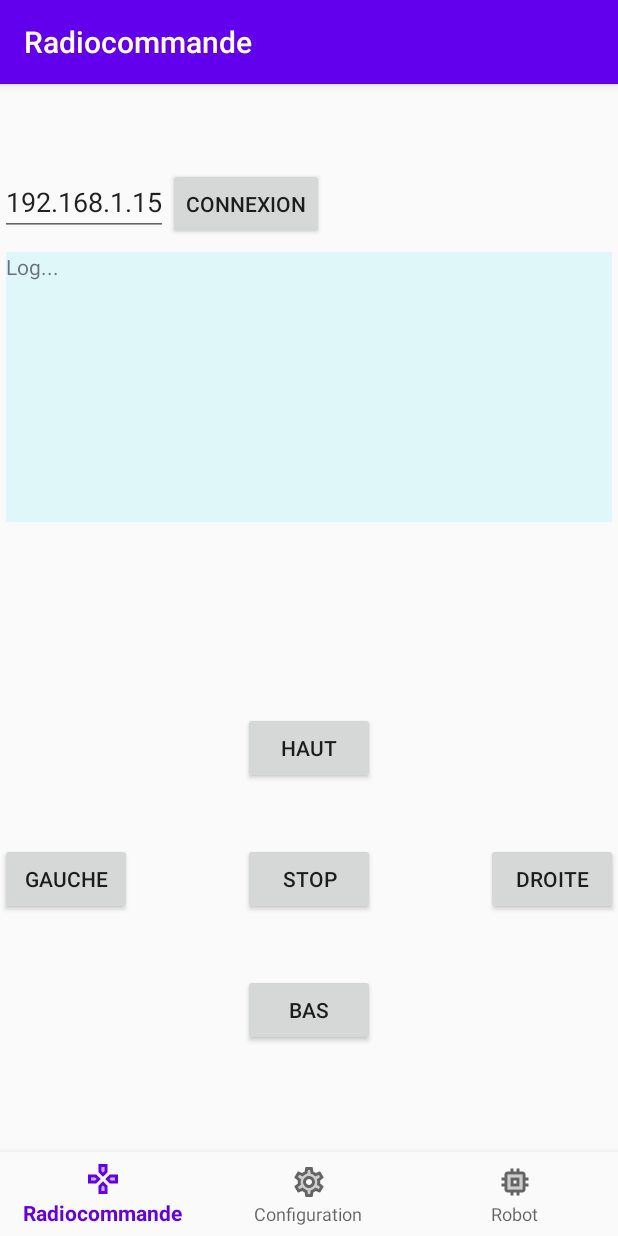
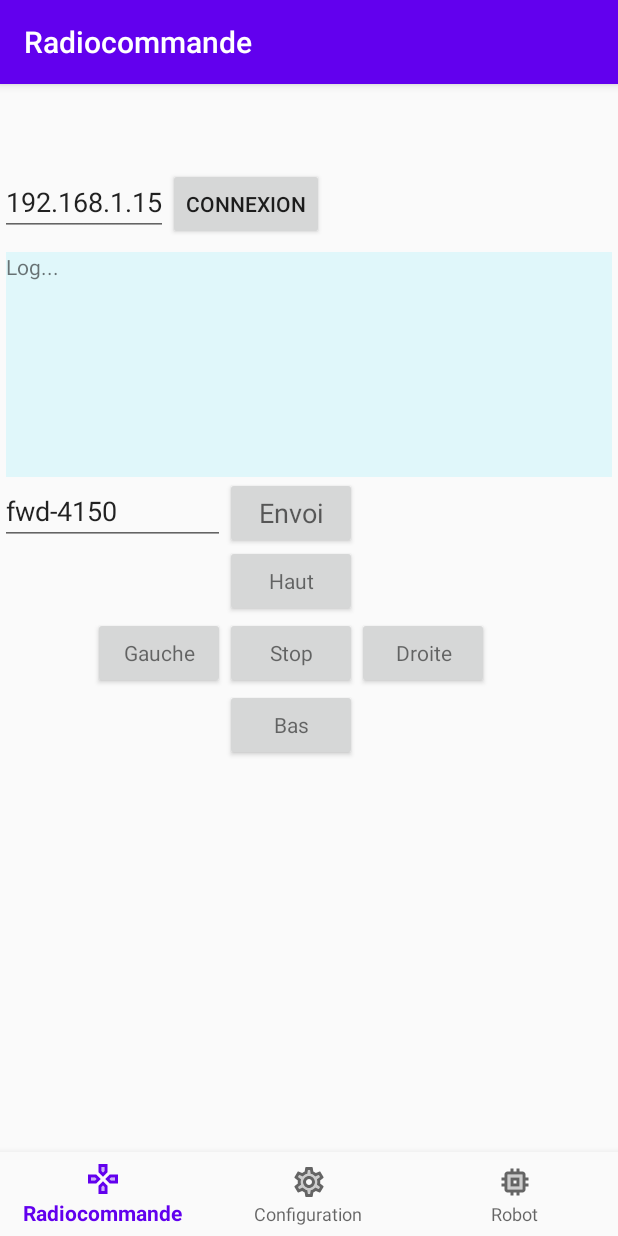
Before and after one commit to aduanra/robot-com, an Android app: the screen it shows after launch (MainActivity), on a phone screen of 412 x 824 dp. Run offline under Robolectric (Android 15) with nearby library versions, the phone set to English and light mode, and no system bars; our stand-ins replace navigation-ui; libraries missing offline, so code that uses them is left out: org.slf4j.

Commit message:
Layout relatif pour RC + ajout champ libre pour envoi de commandes + lib usbserial

```diff
--- a/app/build.gradle
+++ b/app/build.gradle
@@ -39,7 +39,7 @@ android {
 }
 
 dependencies {
-    implementation fileTree(dir: 'libs', include: ['*.jar'])
+    implementation fileTree(include: ['*.jar'], dir: 'libs')
     implementation "org.jetbrains.kotlin:kotlin-stdlib-jdk7:$kotlin_version"
     implementation 'androidx.appcompat:appcompat:1.1.0'
     implementation 'androidx.core:core-ktx:1.2.0'
@@ -52,8 +52,8 @@ dependencies {
     implementation 'androidx.navigation:navigation-ui-ktx:2.2.2'
     implementation 'org.apache.mina:mina-core:2.1.3'
     implementation 'ch.qos.logback:logback-classic:1.2.3'
-
     testImplementation 'junit:junit:4.13'
     androidTestImplementation 'androidx.test.ext:junit:1.1.1'
     androidTestImplementation 'androidx.test.espresso:espresso-core:3.2.0'
+    implementation files('libs/usbserial.jar')
 }
--- a/app/src/main/java/fr/atech/robotcom/ui/radiocommande/RadioCommandeFragment.java
+++ b/app/src/main/java/fr/atech/robotcom/ui/radiocommande/RadioCommandeFragment.java
@@ -39,6 +39,10 @@ public class RadioCommandeFragment extends Fragment {
     private Button stopButton;
     private View.OnClickListener stopButtonOnClickListener = v -> stopButtonClicked();
 
+    private Button sendButton;
+    private View.OnClickListener sendButtonOnClickListener = v -> sendButtonClicked();
+    private EditText commandEditText;
+
     private View view;
 
     public View onCreateView(@NonNull LayoutInflater inflater,
@@ -52,13 +56,17 @@ public class RadioCommandeFragment extends Fragment {
         view = inflater.inflate(R.layout.fragment_radiocommande, container, false);
 
         // Connexion
-        connectButton =  (Button) view.findViewById(R.id.button_rc_connect);
+        connectButton =  view.findViewById(R.id.button_rc_connect);
         connectButton.setOnClickListener(connectButtonOnClickListener);
-        hostnameEditText = (EditText) view.findViewById(R.id.editText_rc_hostname);
+        hostnameEditText = view.findViewById(R.id.editText_rc_hostname);
 
         // Commandes
-        stopButton = (Button) view.findViewById(R.id.button_rc_stop);
+        stopButton = view.findViewById(R.id.button_rc_stop);
         stopButton.setOnClickListener(stopButtonOnClickListener);
+
+        sendButton = view.findViewById(R.id.button_rc_send);
+        sendButton.setOnClickListener(sendButtonOnClickListener);
+        commandEditText = view.findViewById(R.id.editText_rc_command);
 
         // Log
         initLogDisplay();
@@ -69,6 +77,10 @@ public class RadioCommandeFragment extends Fragment {
 
     private void stopButtonClicked() {
         radioCommandeViewModel.sendCommand("stop");
+    }
+
+    private void sendButtonClicked() {
+        radioCommandeViewModel.sendCommand(commandEditText.getText().toString());
     }
 
     private void connectButtonClicked() {
--- a/app/src/main/java/fr/atech/robotcom/ui/radiocommande/RadioCommandeViewModel.java
+++ b/app/src/main/java/fr/atech/robotcom/ui/radiocommande/RadioCommandeViewModel.java
@@ -53,7 +53,7 @@ public class RadioCommandeViewModel extends ViewModel implements Loggable {
 
     // Envoie une commmande au serveur
     public void sendCommand(final String command){
-        client.sendMessage(command);
+        client.sendMessage(command.trim());
     }
 
     public LiveData<String> getLogContent() {
--- a/app/src/main/res/layout/fragment_radiocommande.xml
+++ b/app/src/main/res/layout/fragment_radiocommande.xml
@@ -1,5 +1,5 @@
 <?xml version="1.0" encoding="utf-8"?>
-<androidx.constraintlayout.widget.ConstraintLayout
+<RelativeLayout
         xmlns:android="http://schemas.android.com/apk/res/android"
         xmlns:app="http://schemas.android.com/apk/res-auto"
         xmlns:tools="http://schemas.android.com/tools"
@@ -18,10 +18,6 @@
         android:text="@string/hostname"
 
         android:inputType="text"
-
-        app:layout_constraintRight_toLeftOf="@+id/button_rc_connect"
-        app:layout_constraintTop_toTopOf="parent"
-
         />
 
     <Button
@@ -30,34 +26,29 @@
         android:layout_width="wrap_content"
         android:layout_height="wrap_content"
 
-        app:layout_constraintTop_toTopOf="parent"
-        app:layout_constraintStart_toEndOf="@+id/editText_rc_hostname"
+        android:layout_toRightOf="@id/editText_rc_hostname"
         />
 
     <ScrollView
         android:id="@+id/scroller_rc_log"
         android:layout_width="fill_parent"
-        android:layout_height="180dp"
+        android:layout_height="150dp"
 
+        android:layout_below="@+id/button_rc_connect"
         android:layout_marginStart="4dp"
         android:layout_marginTop="8dp"
+
         android:layout_marginEnd="4dp"
 
         android:background="#E0F7FA"
-
         android:clipToPadding="false"
         android:fadeScrollbars="false"
+
         android:fillViewport="true"
-
         android:scrollbarAlwaysDrawVerticalTrack="true"
         android:scrollbarStyle="insideOverlay"
-        android:scrollbars="vertical"
 
-        app:layout_constraintTop_toBottomOf="@+id/button_rc_connect"
-
-        app:layout_constraintEnd_toEndOf="parent"
-        app:layout_constraintStart_toStartOf="parent"
-        >
+        android:scrollbars="vertical">
 
         <TextView
             android:id="@+id/text_radiocommande_log"
@@ -70,83 +61,86 @@
             />
     </ScrollView>
 
+    <EditText
+        android:id="@+id/editText_rc_command"
+        android:layout_width="150dp"
+        android:layout_height="wrap_content"
+
+        android:layout_below="@+id/scroller_rc_log"
+
+        android:inputType="text"
+
+        android:text="fwd-4150" />
+
+    <Button
+        android:id="@+id/button_rc_send"
+        android:layout_width="wrap_content"
+        android:layout_height="wrap_content"
+        android:layout_below="@+id/scroller_rc_log"
+
+        android:layout_toRightOf="@+id/editText_rc_command"
+        android:text="@string/envoi"
+        android:textAppearance="@style/TextAppearance.AppCompat.Medium" />
 
 
     <Button
         android:id="@+id/button_rc_haut"
-            android:text="@string/haut"
         android:layout_width="wrap_content"
         android:layout_height="wrap_content"
+        android:text="@string/haut"
 
-            app:layout_constraintTop_toBottomOf="@+id/scroller_rc_log"
-            app:layout_constraintBottom_toTopOf="@+id/button_rc_bas"
+        android:textAppearance="@style/TextAppearance.AppCompat.Small"
 
-            app:layout_constraintStart_toStartOf="parent"
-            app:layout_constraintEnd_toEndOf="parent"
-
+        android:layout_toRightOf="@+id/editText_rc_command"
+        android:layout_below="@+id/editText_rc_command"
         />
 
     <Button
         android:id="@+id/button_rc_gauche"
-            android:text="@string/gauche"
         android:layout_width="wrap_content"
         android:layout_height="wrap_content"
+        android:text="@string/gauche"
 
-            app:layout_constraintTop_toBottomOf="@+id/button_rc_haut"
-            app:layout_constraintBottom_toTopOf="@+id/button_rc_bas"
+        android:textAppearance="@style/TextAppearance.AppCompat.Small"
 
-            app:layout_constraintRight_toLeftOf="@+id/button_rc_stop"
-
-            app:layout_constraintStart_toStartOf="parent"
-
-            app:layout_constraintHorizontal_bias="0.0"/>
+        android:layout_below="@+id/button_rc_haut"
+        android:layout_toLeftOf="@+id/button_rc_stop"
+        />
 
     <Button
         android:id="@+id/button_rc_stop"
-            android:text="@string/stop"
         android:layout_width="wrap_content"
         android:layout_height="wrap_content"
+        android:text="@string/stop"
 
-            app:layout_constraintTop_toBottomOf="@+id/button_rc_haut"
-            app:layout_constraintBottom_toTopOf="@+id/button_rc_bas"
+        android:textAppearance="@style/TextAppearance.AppCompat.Small"
 
-            app:layout_constraintLeft_toRightOf="@+id/button_rc_gauche"
-
-            app:layout_constraintStart_toStartOf="@+id/button_rc_haut"
-            app:layout_constraintEnd_toEndOf="@+id/button_rc_haut"
-
+        android:layout_toRightOf="@+id/editText_rc_command"
+        android:layout_below="@+id/button_rc_haut"
         />
 
     <Button
         android:id="@+id/button_rc_droite"
-            android:text="@string/droite"
         android:layout_width="wrap_content"
         android:layout_height="wrap_content"
+        android:text="@string/droite"
 
-            app:layout_constraintTop_toBottomOf="@+id/button_rc_haut"
-            app:layout_constraintBottom_toTopOf="@+id/button_rc_bas"
+        android:textAppearance="@style/TextAppearance.AppCompat.Small"
 
-            app:layout_constraintLeft_toRightOf="@+id/button_rc_stop"
-            app:layout_constraintRight_toLeftOf="parent"
-
-            app:layout_constraintEnd_toEndOf="parent"
-
+        android:layout_toRightOf="@+id/button_rc_stop"
+        android:layout_below="@+id/button_rc_haut"
         />
 
     <Button
         android:id="@+id/button_rc_bas"
-            android:text="@string/bas"
         android:layout_width="wrap_content"
         android:layout_height="wrap_content"
+        android:text="@string/bas"
 
-            app:layout_constraintTop_toBottomOf="@+id/button_rc_haut"
-            app:layout_constraintBottom_toBottomOf="parent"
-            app:layout_constraintStart_toStartOf="parent"
-            app:layout_constraintEnd_toEndOf="parent"
+        android:textAppearance="@style/TextAppearance.AppCompat.Small"
 
+        android:layout_toRightOf="@+id/button_rc_gauche"
+        android:layout_below="@+id/button_rc_stop"
      />
 
-
-
-
-</androidx.constraintlayout.widget.ConstraintLayout>
+</RelativeLayout>
--- a/app/src/main/res/values/strings.xml
+++ b/app/src/main/res/values/strings.xml
@@ -5,6 +5,7 @@
     <string name="title_radiocommande">Radiocommande</string>
     <string name="hostname">192.168.1.15</string>
     <string name="connexion">Connexion</string>
+    <string name="envoi">Envoi</string>
     <string name="haut">Haut</string>
     <string name="bas">Bas</string>
     <string name="gauche">Gauche</string>
```
Also changed, not shown: app/libs/usbserial.jar (added). Lines whose indentation alone changed are shown as unchanged.
